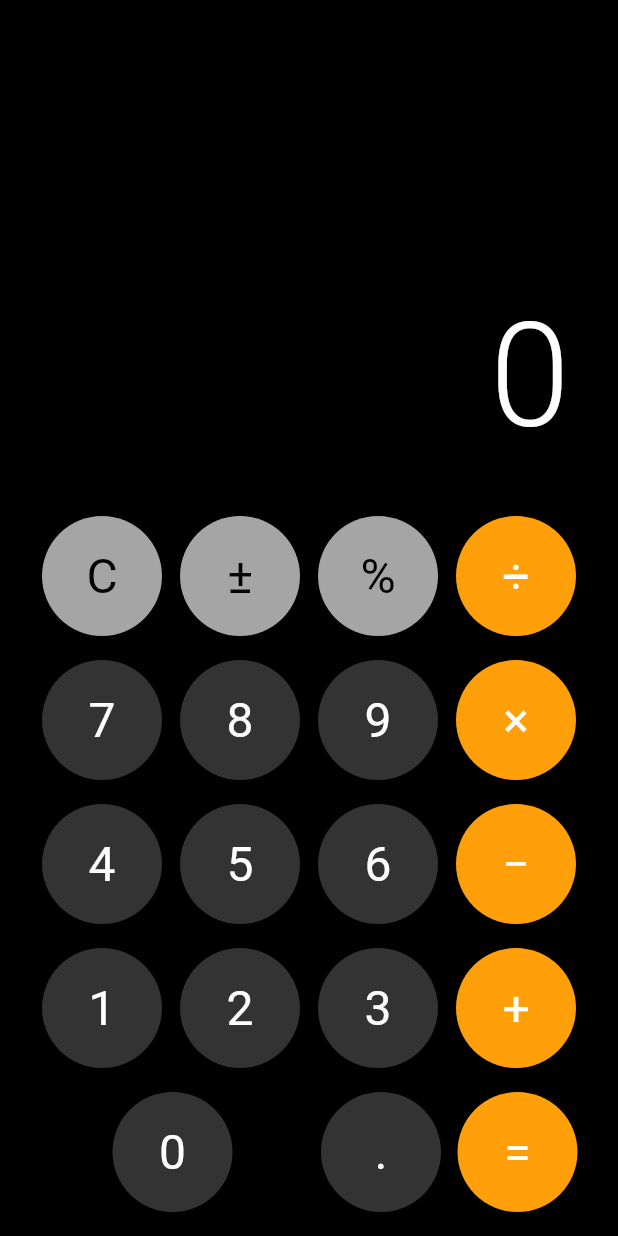
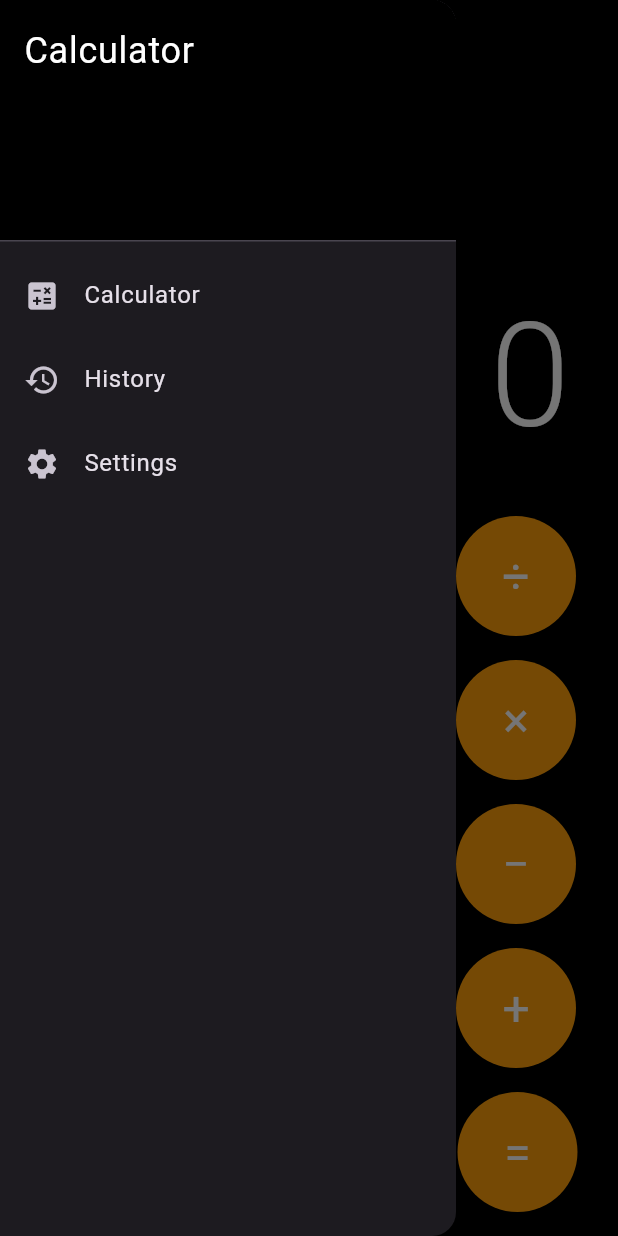
Before and after one commit to RichiePichie/first_mobile_app, a Flutter app: the screen it shows after launch, with the side drawer open (before the commit the screen has no drawer), on a phone screen of 412 x 824 dp. Run offline on Flutter 3.47's test engine with Material 3 defaults, Android fonts, the phone set to English and light mode, and no system bars; our stand-ins replace flutter_bloc, freezed_annotation, hive, hive_flutter; accounts and stored records are empty.

```diff
--- /dev/null
+++ b/lib/calculator/models/calculation.dart
@@ -0,0 +1,21 @@
+import 'package:hive/hive.dart';
+
+part 'calculation.g.dart';
+
+@HiveType(typeId: 0)
+class Calculation extends HiveObject {
+  @HiveField(0)
+  final String expression;
+
+  @HiveField(1)
+  final String result;
+
+  @HiveField(2)
+  final DateTime timestamp;
+
+  Calculation({
+    required this.expression,
+    required this.result,
+    required this.timestamp,
+  });
+}
--- a/lib/calculator/screens/calculator_screen.dart
+++ b/lib/calculator/screens/calculator_screen.dart
@@ -3,9 +3,10 @@ import 'package:flutter_bloc/flutter_bloc.dart';
 import 'package:first_mobile_app/calculator/cubit/calculator_cubit.dart';
 import 'package:first_mobile_app/calculator/cubit/calculator_state.dart';
 import 'package:first_mobile_app/calculator/widgets/calculator_button.dart';
+import 'package:first_mobile_app/calculator/widgets/app_drawer.dart';
 
-class CalculatorPage extends StatelessWidget {
-  const CalculatorPage({super.key});
+class CalculatorScreen extends StatelessWidget {
+  const CalculatorScreen({super.key});
 
   @override
   Widget build(BuildContext context) {
@@ -22,6 +23,11 @@ class CalculatorView extends StatelessWidget {
   @override
   Widget build(BuildContext context) {
     return Scaffold(
+      appBar: AppBar(
+        title: const Text('Calculator'),
+        backgroundColor: Colors.black,
+      ),
+      drawer: const AppDrawer(),
       backgroundColor: Colors.black,
       body: SafeArea(
         child: Column(
--- /dev/null
+++ b/lib/calculator/widgets/app_drawer.dart
@@ -0,0 +1,55 @@
+import 'package:flutter/material.dart';
+import 'package:first_mobile_app/calculator/screens/calculator_screen.dart';
+import 'package:first_mobile_app/calculator/screens/history_screen.dart';
+import 'package:first_mobile_app/calculator/screens/settings_screen.dart';
+
+class AppDrawer extends StatelessWidget {
+  const AppDrawer({super.key});
+
+  @override
+  Widget build(BuildContext context) {
+    return Drawer(
+      child: ListView(
+        padding: EdgeInsets.zero,
+        children: <Widget>[
+          const DrawerHeader(
+            decoration: BoxDecoration(color: Colors.black),
+            child: Text(
+              'Calculator',
+              style: TextStyle(color: Colors.white, fontSize: 24),
+            ),
+          ),
+          ListTile(
+            leading: const Icon(Icons.calculate),
+            title: const Text('Calculator'),
+            onTap: () {
+              Navigator.of(context).pushReplacement(
+                MaterialPageRoute(
+                  builder: (context) => const CalculatorScreen(),
+                ),
+              );
+            },
+          ),
+          ListTile(
+            leading: const Icon(Icons.history),
+            title: const Text('History'),
+            onTap: () {
+              Navigator.of(context).pushReplacement(
+                MaterialPageRoute(builder: (context) => const HistoryScreen()),
+              );
+            },
+          ),
+          ListTile(
+            leading: const Icon(Icons.settings),
+            title: const Text('Settings'),
+            onTap: () {
+              Navigator.of(context).pushReplacement(
+                MaterialPageRoute(builder: (context) => const SettingsScreen()),
+              );
+            },
+          ),
+        ],
+      ),
+    );
+  }
+}
--- a/lib/main.dart
+++ b/lib/main.dart
@@ -1,7 +1,15 @@
+import 'package:first_mobile_app/calculator/models/calculation.dart';
 import 'package:first_mobile_app/calculator/screens/calculator_screen.dart';
 import 'package:flutter/material.dart';
+import 'package:hive_flutter/hive_flutter.dart';
 
-void main() {
+void main() async {
+  WidgetsFlutterBinding.ensureInitialized();
+
+  await Hive.initFlutter();
+  Hive.registerAdapter(CalculationAdapter());
+  await Hive.openBox<Calculation>('calculations');
+
   runApp(const MyApp());
 }
 
@@ -13,8 +21,8 @@ class MyApp extends StatelessWidget {
     return MaterialApp(
       debugShowCheckedModeBanner: false,
       title: 'Calculator',
-      theme: ThemeData(primarySwatch: Colors.blue),
-      home: const CalculatorPage(),
+      theme: ThemeData.dark(),
+      home: const CalculatorScreen(),
     );
   }
 }
--- a/pubspec.yaml
+++ b/pubspec.yaml
@@ -38,6 +38,9 @@ dependencies:
   freezed_annotation: ^2.4.1
   equatable: ^2.0.5
   intl: ^0.19.0
+  hive: ^2.2.3
+  hive_flutter: ^1.1.0
+  path_provider: ^2.1.3
 
 dev_dependencies:
   flutter_test:
@@ -51,6 +54,7 @@ dev_dependencies:
   flutter_lints: ^5.0.0
   build_runner: ^2.4.10
   freezed: ^2.5.2
+  hive_generator: ^2.0.1
 
 # For information on the generic Dart part of this file, see the
 # following page: https://dart.dev/tools/pub/pubspec
```
Also changed, not shown: lib/calculator/cubit/calculator_cubit.dart (+13 -1 lines), lib/calculator/screens/history_screen.dart (added, +54 -0 lines), lib/calculator/screens/settings_screen.dart (added, +27 -0 lines), lib/calculator/cubit/calculator_state.freezed.dart, lib/calculator/models/calculation.g.dart (added), pubspec.lock, 6 other files.
